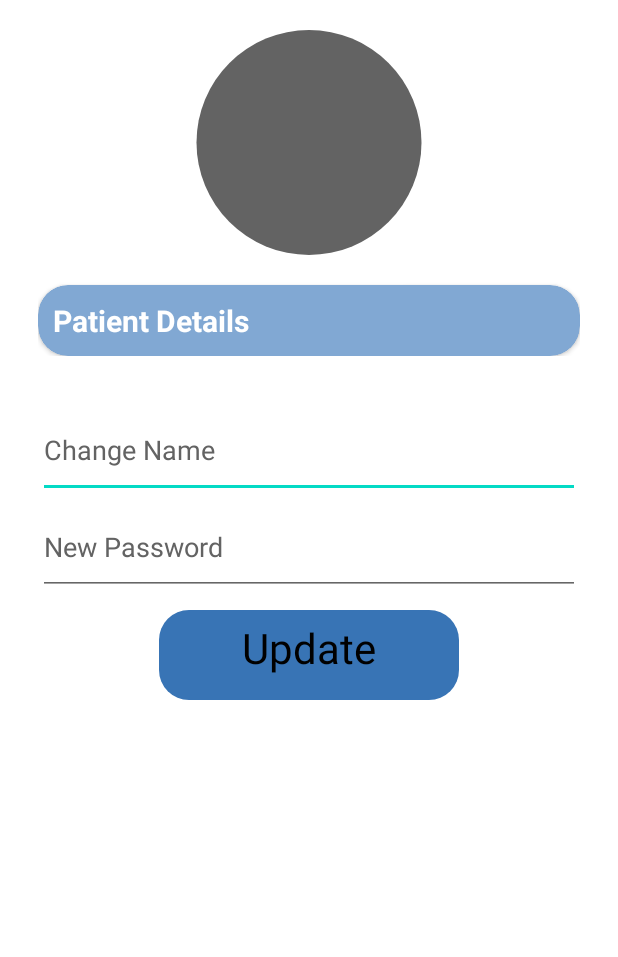
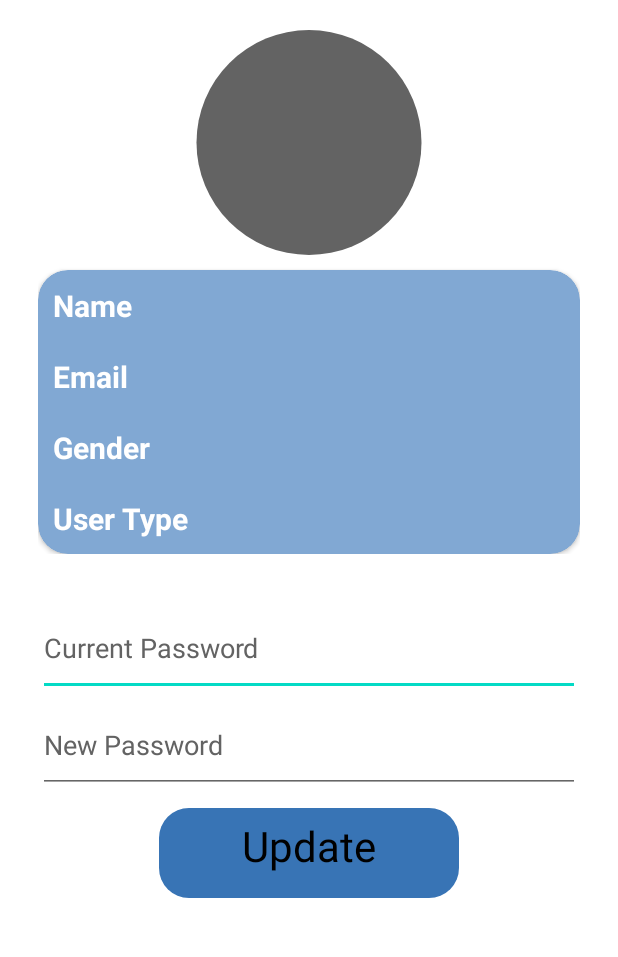
Before and after one commit to hanzla-sib/SMD_PROJECT_REMOTECARE, an Android app: the Profile screen opened directly, with no data from a screen before it, on a phone screen of 412 x 824 dp, the part 66-1023 px from its top. Run offline under Robolectric (Android 15) with nearby library versions, the light colour scheme and no system bars; our stand-ins replace CircleImageView, Firebase (no records; nobody signed in at launch, a user with empty details on screens opened directly), Picasso, Volley; pictures from the network do not load.

Commit message:
new password on both db
new password on both db

```diff
--- a/app/src/main/res/layout/doc_appointments_pending.xml
+++ b/app/src/main/res/layout/doc_appointments_pending.xml
@@ -8,8 +8,6 @@
     tools:context=".Doc_Appointments_pending"
     android:id="@+id/doc_appointments_pending"
     >
-
-
 
     <LinearLayout
         android:layout_width="match_parent"
--- a/app/src/main/res/layout/profile.xml
+++ b/app/src/main/res/layout/profile.xml
@@ -37,7 +37,7 @@
                     android:layout_height="wrap_content"
                     app:cardBackgroundColor="#81A8D3"
                     app:cardCornerRadius="20dp"
-                    android:layout_marginTop="20dp"
+                    android:layout_marginTop="10dp"
                     android:layout_below="@+id/profile_circle"
                     android:id="@+id/details_card"
                     >
@@ -48,14 +48,49 @@
                         >
 
                         <TextView
-                            android:id="@+id/details"
+                            android:id="@+id/Name"
                             android:layout_width="wrap_content"
                             android:layout_height="wrap_content"
                             android:padding="10dp"
-                            android:text="Patient Details"
+                            android:text="Name "
                             android:textColor="@color/white"
                             android:textSize="20sp"
                             android:textStyle="bold" />
+
+                        <TextView
+                            android:id="@+id/Email"
+                            android:layout_width="wrap_content"
+                            android:layout_height="wrap_content"
+                            android:layout_below="@+id/Name"
+                            android:padding="10dp"
+                            android:text="Email "
+                            android:textColor="@color/white"
+                            android:textSize="20sp"
+                            android:textStyle="bold" />
+
+                        <TextView
+                            android:id="@+id/Gender"
+                            android:layout_width="wrap_content"
+                            android:layout_height="wrap_content"
+                            android:layout_below="@+id/Email"
+                            android:padding="10dp"
+                            android:text="Gender "
+                            android:textColor="@color/white"
+                            android:textSize="20sp"
+                            android:textStyle="bold" />
+
+                        <TextView
+                            android:id="@+id/U_Type"
+                            android:layout_width="wrap_content"
+                            android:layout_height="wrap_content"
+                            android:padding="10dp"
+                            android:text="User Type "
+                            android:textColor="@color/white"
+                            android:textSize="20sp"
+                            android:textStyle="bold"
+                            android:layout_below="@+id/Gender"
+                            />
+
 
                     </RelativeLayout>
 
@@ -71,25 +106,26 @@
             android:orientation="vertical"
             >
 
-            <EditText
-                android:id="@+id/change_name"
-                android:layout_width="match_parent"
-                android:layout_height="wrap_content"
-                android:hint="Change Name"
-                android:textColorHint="#636363"
-                android:paddingVertical="20dp"
-                />
 
 
             <EditText
-                android:id="@+id/change_password"
+                android:id="@+id/current_password"
+                android:layout_width="match_parent"
+                android:layout_height="wrap_content"
+                android:hint="Current Password"
+                android:textColorHint="#636363"
+                android:paddingVertical="20dp"
+                android:inputType="textPassword"
+                />
+
+            <EditText
+                android:id="@+id/new_password"
                 android:layout_width="match_parent"
                 android:layout_height="wrap_content"
                 android:hint="New Password"
                 android:textColorHint="#636363"
                 android:paddingVertical="20dp"
                 android:inputType="textPassword"
-
                 />
 
             <RelativeLayout
@@ -99,18 +135,17 @@
                 >
 
                 <ImageButton
-                    android:layout_marginTop="10dp"
                     android:id="@+id/update_btn"
                     android:layout_width="200dp"
                     android:layout_height="60dp"
+                    android:layout_marginTop="10dp"
                     android:background="@color/white"
                     android:src="@drawable/roundedittext" />
 
                 <TextView
                     android:layout_width="wrap_content"
                     android:layout_height="wrap_content"
-                    android:layout_centerHorizontal="true"
-                    android:layout_centerVertical="true"
+                    android:layout_centerInParent="true"
                     android:text="Update"
                     android:textColor="@color/black"
                     android:textSize="28sp" />
@@ -130,8 +165,7 @@
         android:layout_gravity="start"
         android:background="@color/white">
 
-        <include
-            layout="@layout/drawer"/>
+        <include layout="@layout/drawer" />
 
     </RelativeLayout>
 
```
Also changed, not shown: app/src/main/java/com/waqasahmad/remotecare/Profile.java (+137 -51 lines), 2 other files.
